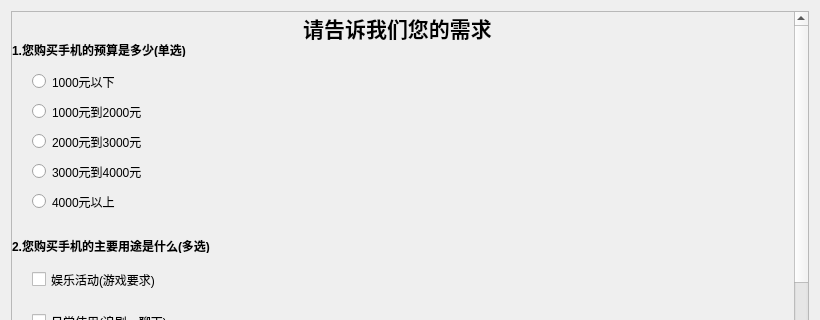
Above: choose_phone.ui from Nicholas-wei/fuzzing_expert_system-phone_choosing before the change; both pictures show x 0 to 820 and y 0 to 320 of the 820 by 573 pixel window. Below: the same form after it.
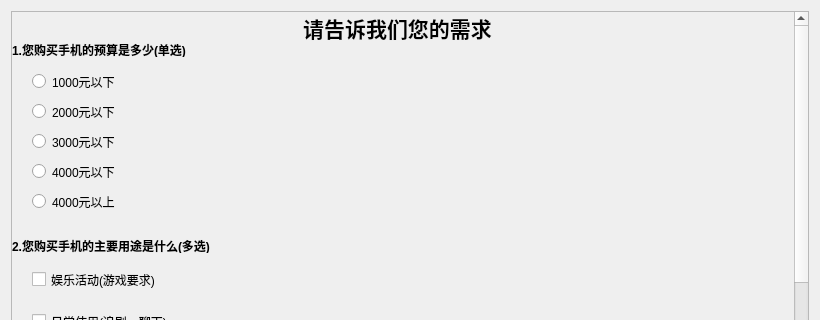
That is the form after the change.

Commit message: add main expert system logic and choose result

The edit to the form file:
```diff
--- a/choose_phone.ui
+++ b/choose_phone.ui
@@ -23,7 +23,7 @@
       <property name="geometry">
        <rect>
         <x>0</x>
-        <y>-461</y>
+        <y>0</y>
         <width>775</width>
         <height>1000</height>
        </rect>
@@ -70,7 +70,7 @@
         </rect>
        </property>
        <property name="text">
-        <string>2000元到3000元</string>
+        <string>3000元以下</string>
        </property>
       </widget>
       <widget class="QRadioButton" name="radioButton_4">
@@ -83,7 +83,7 @@
         </rect>
        </property>
        <property name="text">
-        <string>3000元到4000元</string>
+        <string>4000元以下</string>
        </property>
       </widget>
       <widget class="QRadioButton" name="radioButton_2">
@@ -96,7 +96,7 @@
         </rect>
        </property>
        <property name="text">
-        <string>1000元到2000元</string>
+        <string>2000元以下</string>
        </property>
       </widget>
       <widget class="QRadioButton" name="radioButton">
```
The commit also changes 5 other files.
